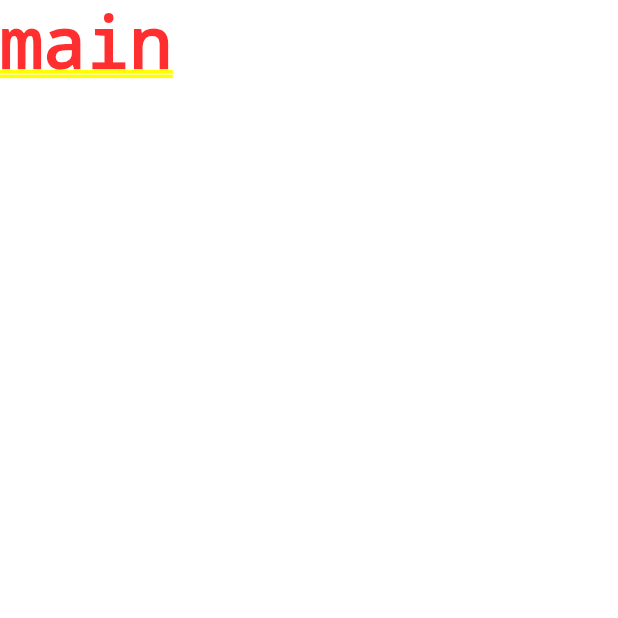
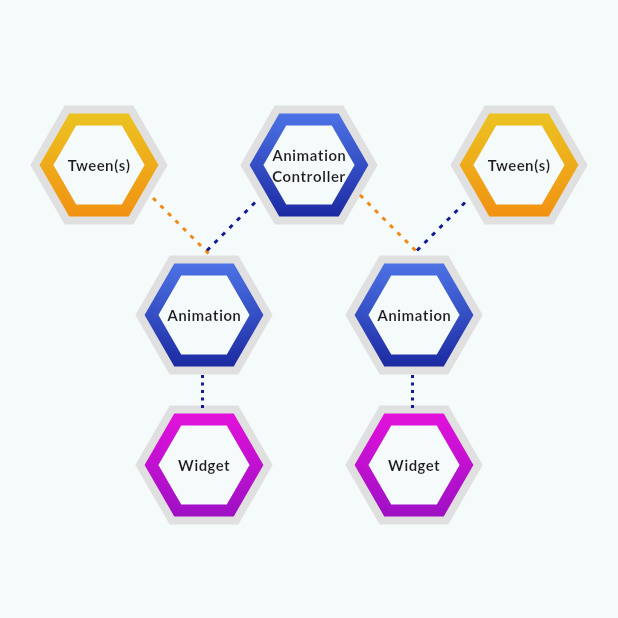
Before and after one commit to swaroopa-msil/flutter_training, a Flutter app: the screen it shows after launch, on a phone screen of 412 x 824 dp, the top half of it. Run offline on Flutter 3.47's test engine with Material 3 defaults, Android fonts, the phone set to English and light mode, and no system bars; our stand-ins replace flutter_riverpod, google_fonts.

```diff
--- /dev/null
+++ b/lib/home/ui/home_screen.dart
@@ -0,0 +1,160 @@
+import 'package:flutter/cupertino.dart';
+import 'package:flutter/material.dart';
+import 'package:flutter/widgets.dart';
+import 'package:march09/home/ui/shape_widget.dart';
+import 'package:march09/utils/dotted_line.dart';
+
+class HomeScreen extends StatefulWidget {
+  const HomeScreen({super.key});
+
+  @override
+  State<HomeScreen> createState() => _HomeScreenState();
+}
+
+class _HomeScreenState extends State<HomeScreen> {
+  double boxWidthSide = 60;
+
+
+
+  @override
+  Widget build(BuildContext context) {
+    return Scaffold(
+      body:
+      SafeArea(
+        child: Padding(
+          padding: const EdgeInsets.only(top: 60),
+          child: Stack(
+                children: [
+                  Column(
+                    children: [
+                      Row(
+                        mainAxisAlignment: MainAxisAlignment.center,
+                        children: [
+                          const HexagonShapeWidget(borderColor1: Color.fromARGB(
+                              255, 234, 207, 37),
+                              borderColor2: Color.fromARGB(
+                                  245, 243, 131, 6),
+                              textData: 'Tween(s)'),
+                          SizedBox(width: boxWidthSide),
+                          const HexagonShapeWidget(borderColor1:Color.fromARGB(
+                              245, 81, 127, 245),
+                              borderColor2: Color.fromARGB(
+                                  245, 9, 17, 143)
+                              ,textData: 'Animation\nController'),
+                          SizedBox(width: boxWidthSide),
+                          const HexagonShapeWidget(
+                              borderColor1: Color.fromARGB(
+                                  255, 234, 207, 37),
+                              borderColor2: Color.fromARGB(
+                                  245, 243, 131, 6),textData: 'Tween(s)')
+                        ],
+                      ),
+                      Row(
+                        mainAxisAlignment: MainAxisAlignment.center,
+                        children: [
+                          const HexagonShapeWidget(borderColor1:Color.fromARGB(
+                              245, 81, 127, 245),
+                              borderColor2: Color.fromARGB(
+                                  245, 9, 17, 143),textData: 'Animation'),
+                           SizedBox(width: boxWidthSide),
+                          const HexagonShapeWidget(borderColor1:Color.fromARGB(
+                              245, 81, 127, 245),
+                              borderColor2: Color.fromARGB(
+                                  245, 9, 17, 143),textData: 'Animation'),
+                        ],
+                      ),
+                      Row(
+                        mainAxisAlignment: MainAxisAlignment.center,
+                        children: [
+                          const HexagonShapeWidget(borderColor1:Color.fromARGB(
+                              245, 243, 9, 224),
+                              borderColor2: Color.fromARGB(
+                                  245, 138, 7, 189),textData: 'Widget'),
+                           SizedBox(width: boxWidthSide),
+                          const HexagonShapeWidget(borderColor1:Color.fromARGB(
+                              245, 243, 9, 224),
+                              borderColor2: Color.fromARGB(
+                                  245, 138, 7, 189), textData: 'Widget'),
+                        ],
+                      ),
+                    ],
+                  ),
+                  CustomPaint(
+                    painter: DottedLine(
+                        offsetXInitial: 60+30 +12,
+                        offsetYInitial: 60 +12,
+                        offsetXEnd: 60+30+30+15,
+                        offsetYEnd: 60 + 30 + 20,
+                        color: const Color.fromARGB(
+                            245, 243, 131, 6),
+                        spacing: 5,
+                        dotWidth: 2
+                    ),
+                  ),
+                  CustomPaint(
+                    painter: DottedLine(
+                        offsetXInitial: 60+30 + 80,
+                        offsetYInitial: 60 +15,
+                        offsetXEnd: 60+30+30+15,
+                        offsetYEnd: 60 + 30 + 22.5,
+                        color: const Color.fromARGB(
+                            245, 9, 17, 143),
+                        spacing: 5,
+                        dotWidth: 2
+                    ),
+                  ),
+                  CustomPaint(
+                    painter: DottedLine(
+                        offsetXInitial: 60 + 40 + 80 + 60,
+                        offsetYInitial: 70,
+                        offsetXEnd: 60+30+30+15 + 80 + 60,
+                        offsetYEnd: 60 + 30 + 20,
+                        color: const Color.fromARGB(
+                            245, 243, 131, 6),
+                        spacing: 5,
+                        dotWidth: 2
+                    ),
+                  ),
+                  CustomPaint(
+                    painter: DottedLine(
+                        offsetXInitial: 60+30 + 80 + 60 + 80,
+                        offsetYInitial: 60 +15,
+                        offsetXEnd: 60+30+30+15 + 80 + 60,
+                        offsetYEnd: 60 + 30 + 20,
+                        color: const Color.fromARGB(
+                            245, 9, 17, 143),
+                        spacing: 5,
+                        dotWidth: 2
+                    ),
+                  ),
+                  CustomPaint(
+                    painter: DottedLine(
+                        offsetXInitial: 60+30+30+15,
+                        offsetYInitial: 60 +7.5 + 100 + 22.5,
+                        offsetXEnd: 60+30+30+15,
+                        offsetYEnd: 60 +7.5 + 100 + 45,
+                        color: const Color.fromARGB(
+                            245, 9, 17, 143),
+                        spacing: 5,
+                        dotWidth: 2
+                    ),
+                  ),
+                  CustomPaint(
+                    painter: DottedLine(
+                        offsetXInitial: 60+30+30+15 + 80 + 60,
+                        offsetYInitial: 60 +7.5 + 100 + 22.5,
+                        offsetXEnd: 60+30+30+15 + 80 + 60,
+                        offsetYEnd: 60 +7.5 + 100 + 45,
+                        color: const Color.fromARGB(
+                            245, 9, 17, 143),
+                        spacing: 5,
+                        dotWidth: 2
+                    ),
+                  )
+                ],
+              ),
+        ),
+      ),
+    );
+  }
+}
--- /dev/null
+++ b/lib/home/ui/shape_widget.dart
@@ -0,0 +1,39 @@
+import 'package:flutter/material.dart';
+
+import '../../utils/hexagon_painter.dart';
+
+class HexagonShapeWidget extends StatelessWidget {
+  const HexagonShapeWidget({super.key, required this.borderColor1,required this.borderColor2, required this.textData
+  });
+
+  final Color borderColor1;
+  final Color borderColor2;
+  final String textData;
+
+  @override
+  Widget build(BuildContext context) {
+    return
+     Stack(
+        alignment: Alignment.center,
+        children: [
+         SizedBox(
+           width: 80,
+           child: CustomPaint(
+                painter: HexagonPainter(borderColor1: const Color.fromARGB(
+                    121, 203, 195, 195),borderColor2: const Color.fromARGB(
+                    121, 203, 195, 195),strokeSize: 10),
+              ),
+         ),
+          SizedBox(
+            width: 70,
+            height: 100,
+              child: CustomPaint(
+                painter: HexagonPainter(borderColor1: borderColor1,borderColor2: borderColor2,strokeSize: 8),
+              ),
+
+          ),
+          Text(textData,style: const TextStyle(fontSize: 10,fontWeight: FontWeight.bold))
+        ],
+     );
+  }
+}
--- a/lib/main.dart
+++ b/lib/main.dart
@@ -2,11 +2,12 @@ import 'package:flutter/material.dart';
 import 'package:google_fonts/google_fonts.dart';
 import 'package:flutter_riverpod/flutter_riverpod.dart';
 
+import 'home/ui/home_screen.dart';
+
 final theme = ThemeData(
   useMaterial3: true,
   colorScheme: ColorScheme.fromSeed(
-    brightness: Brightness.dark,
-    seedColor: const Color.fromARGB(255, 131, 57, 0),
+    seedColor: const Color.fromARGB(255, 255, 255, 255),
   ),
   textTheme: GoogleFonts.latoTextTheme(),
 );
@@ -20,6 +21,7 @@ class App extends StatelessWidget {
 
   @override
   Widget build(BuildContext context) {
-    return MaterialApp(theme: theme, home: const Text("main"));
+    return MaterialApp(theme: theme,
+        home: HomeScreen());
   }
 }
--- /dev/null
+++ b/lib/utils/dotted_line.dart
@@ -0,0 +1,70 @@
+import 'package:flutter/cupertino.dart';
+
+class DottedLine extends CustomPainter{
+  final double dotWidth;
+  final double spacing;
+  final double offsetXInitial;
+  final double offsetYInitial;
+  final double offsetXEnd;
+  final double offsetYEnd;
+  final Color color;
+
+  DottedLine(
+      {required this.color,
+      required this.dotWidth,
+      required this.spacing,
+      this.offsetXInitial = 0,
+      this.offsetYInitial = 0,
+      this.offsetXEnd = 0,
+      this.offsetYEnd = 0});
+  @override
+  void paint(Canvas canvas, Size size) {
+    final paint = Paint()
+        ..color = color
+        ..strokeWidth = dotWidth
+        ..style = PaintingStyle.stroke;
+
+    double offsetX = offsetXInitial;
+    double offsetY = offsetYInitial;
+
+    if(offsetY < offsetYEnd && offsetX < offsetXEnd) { // left to right diagonal line
+      while (offsetY < offsetYEnd) {
+        canvas.drawLine(
+          Offset(offsetX, offsetY),
+          Offset(offsetX + dotWidth, offsetY + dotWidth),
+          paint,
+        );
+        offsetX += spacing;
+        offsetY += spacing;
+      }
+    } else if(offsetX > offsetXEnd){ //right to left diagonal line
+
+      while (offsetX > offsetXEnd) {
+        canvas.drawLine(
+          Offset(offsetX, offsetY),
+          Offset(offsetX - dotWidth, offsetY + dotWidth),
+          paint,
+        );
+        offsetX -= spacing;
+        offsetY += spacing;
+      }
+    } else { // straight line vertical
+      while (offsetY < offsetYEnd) {
+        canvas.drawLine(
+          Offset(offsetX, offsetY),
+          Offset(offsetX, offsetY + dotWidth),
+          paint,
+        );
+        offsetY += spacing;
+      }
+    }
+
+  }
+
+  @override
+  bool shouldRepaint(covariant CustomPainter oldDelegate) {
+   return false;
+  }
+
+
+}
--- /dev/null
+++ b/lib/utils/hexagon_painter.dart
@@ -0,0 +1,57 @@
+import 'package:flutter/material.dart';
+import 'dart:math';
+
+class HexagonPainter extends CustomPainter{
+  final Color borderColor1;
+  final Color borderColor2;
+  final double strokeSize;
+  HexagonPainter({
+    required this.borderColor1,
+    required this.borderColor2,
+    required this.strokeSize
+});
+
+
+
+  @override
+  void paint(Canvas canvas, Size size) {
+    final Shader gradient = LinearGradient(
+      colors: [borderColor1, borderColor2],
+      begin: Alignment.topCenter,
+      end: Alignment.bottomCenter,
+    ).createShader(Rect.fromLTWH(0, 0, size.width, size.height));
+
+    Paint paint = Paint()
+      ..shader = gradient
+      ..strokeWidth = strokeSize
+      ..style = PaintingStyle.stroke;
+
+     Path path = Path();
+
+    double centerX = size.width / 2;
+    double centerY = size.height / 2;
+    double radius = size.width / 2;
+    double angle = (2 * pi) / 6;
+    path.moveTo((centerX + radius * cos(angle * 0)),(centerY + radius * sin(angle * 0)));
+
+    for (int i = 1; i < 6; i++) {
+      double x = centerX + radius * cos(angle * i);
+      double y = centerY + radius * sin(angle * i);
+
+       path.lineTo(x, y);
+        // path.quadraticBezierTo(centerX,size.height,
+        //     size.width,centerY);
+
+    }
+
+    path.close();
+    canvas.drawPath(path, paint);
+  }
+
+  @override
+  bool shouldRepaint(covariant CustomPainter oldDelegate) {
+    return false;
+  }
+
+
+}
```
